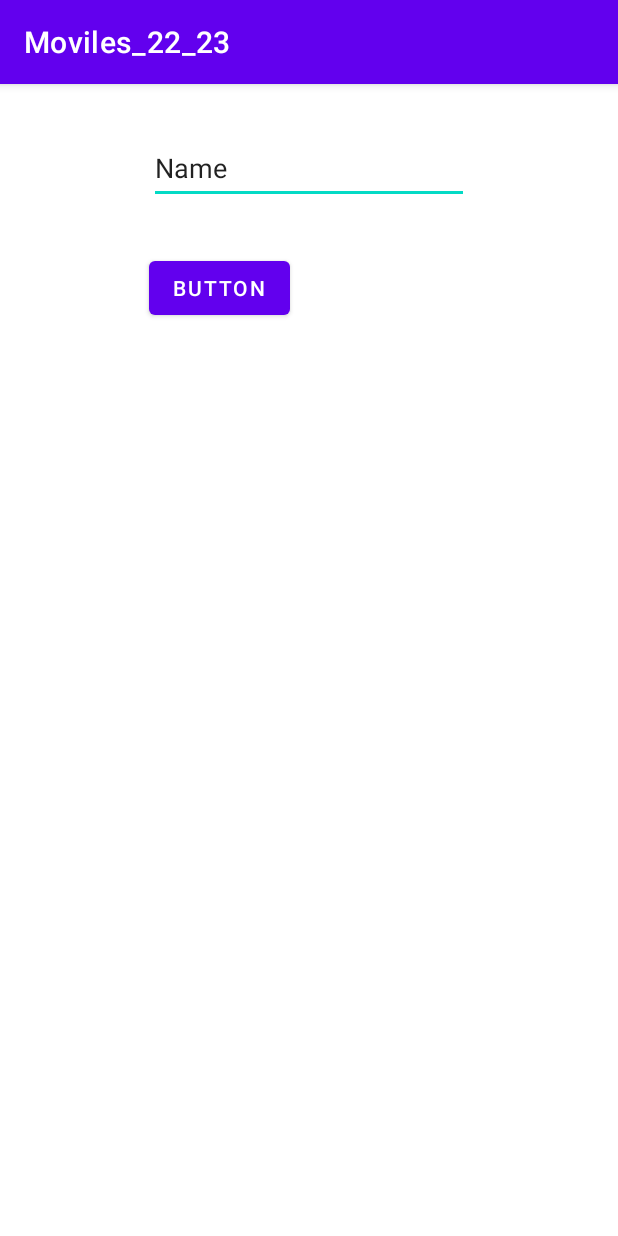
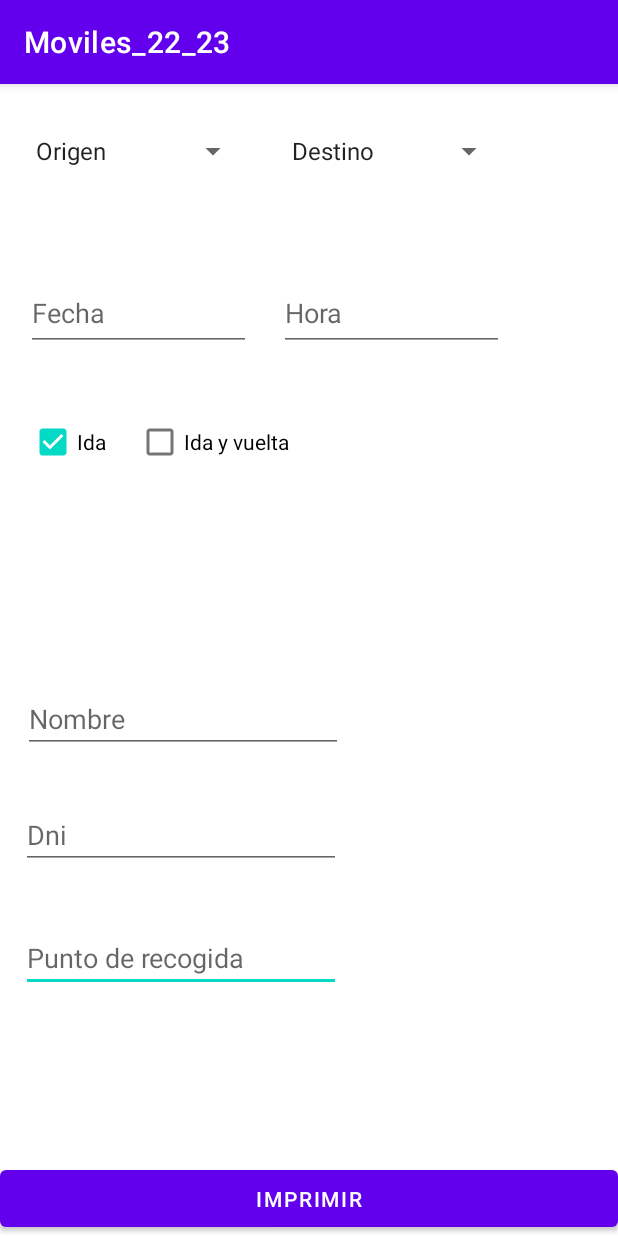
Before and after one commit to Relyak/Moviles22_23, an Android app: the screen it shows after launch (lanzadora before the commit, lanzador_viaje after it), on a phone screen of 412 x 824 dp. Run offline under Robolectric (Android 15) with nearby library versions, the phone set to English and light mode, and no system bars.

Commit message:
21/10/22

```diff
--- /dev/null
+++ b/app/src/main/java/com/example/moviles_22_23/viaje/lanzador_viaje.java
@@ -0,0 +1,201 @@
+package com.example.moviles_22_23.viaje;
+
+import androidx.annotation.RequiresApi;
+import androidx.appcompat.app.AppCompatActivity;
+
+import java.text.DateFormat;
+import java.text.SimpleDateFormat;
+import android.content.Intent;
+import android.os.Build;
+import android.os.Bundle;
+import android.view.View;
+import android.widget.AdapterView;
+import android.widget.ArrayAdapter;
+import android.widget.Button;
+import android.widget.CheckBox;
+import android.widget.EditText;
+import android.widget.Spinner;
+import android.widget.TextView;
+
+import com.example.moviles_22_23.R;
+
+import java.text.SimpleDateFormat;
+import java.util.regex.Matcher;
+import java.util.regex.Pattern;
+
+public class lanzador_viaje extends AppCompatActivity implements View.OnClickListener , AdapterView.OnItemSelectedListener {
+    EditText nombre,dni,recogida,horaIda,horaVuelta,fechaIda,fechaVuelta;
+    Button imprimir;
+    CheckBox ida,ida_vuelta;
+    Spinner origen,destino;
+    TextView ejemplos;
+    String variable_origen,variable_destino;
+    boolean check_origen_destino=false;
+    boolean check_fecha_ida =false;
+    boolean check_dni=false;
+    boolean check_fecha_vuelta =false;
+
+
+
+
+
+    public static String IDENTIFICADOR_RECEPTOR = "CLAVE_PARA_MANDAR_A_RECEPTOR";
+    @Override
+    protected void onCreate(Bundle savedInstanceState) {
+        super.onCreate(savedInstanceState);
+        setContentView(R.layout.activity_lanzador_viaje);
+        //le doy señalo los ID de mi layout, a los que son click les asigno
+        // el clickListener con this para tener un solo metodo para varios clicks
+
+
+
+
+
+
+        //Edit text
+        nombre=findViewById(R.id.nombre);
+        dni=findViewById(R.id.dni);
+        recogida=findViewById(R.id.recogida);
+        horaIda=findViewById(R.id.horaIda);
+        horaVuelta=findViewById(R.id.horaVuelta);
+        fechaIda=findViewById(R.id.fechaIda);
+        fechaVuelta=findViewById(R.id.fechaVuelta);
+
+        //imprimir es mi boton
+        imprimir=findViewById(R.id.imprimir);
+        imprimir.setOnClickListener(this);
+
+
+        //ida y vuelta son los checkbox
+        ida=findViewById(R.id.ida);
+        ida.setOnClickListener(this);
+        ida_vuelta=findViewById(R.id.ida_vuelta);
+        ida_vuelta.setOnClickListener(this);
+        //Spinners
+        origen=findViewById(R.id.origen);
+        origen.setOnItemSelectedListener(this);
+        destino=findViewById(R.id.destino);
+        destino.setOnItemSelectedListener(this);
+
+        //paso los datos del spinner a un array
+        ArrayAdapter <String> datos_origen = new ArrayAdapter<String>(
+                this, android.R.layout.simple_spinner_item,getResources().getStringArray(R.array.CiudadesOrigen));
+       datos_origen.setDropDownViewResource(android.R.layout.simple_spinner_item);
+
+       origen.setAdapter(datos_origen);
+        ArrayAdapter <String> datos_destino = new ArrayAdapter<String>(
+                this, android.R.layout.simple_spinner_item,getResources().getStringArray(R.array.CiudadesDestino));
+        datos_destino.setDropDownViewResource(android.R.layout.simple_spinner_item);
+        destino.setAdapter(datos_destino);
+        ejemplos=findViewById(R.id.ejemplos);
+        ejemplos.setText("");
+        //patern y matcher
+        ida.setChecked(true);
+
+    }
+    @RequiresApi(api = Build.VERSION_CODES.N)
+    @Override
+    public void onClick(View view) {
+        pulsado(view.getId());
+    }
+    private void lanzar(){
+        Intent intento =  new Intent(this, receptor_viaje.class);
+        intento.putExtra(IDENTIFICADOR_RECEPTOR, ("NOMBRE: "+nombre.getText().toString()+"\n"+
+                "DNI: "+dni.getText().toString()+"\n"+
+                "PUNTO DE RECOGIDA: "+recogida.getText().toString()+"\n"+
+                "FECHA DE IDA: "+fechaIda.getText().toString()+"\n"+
+                "HORA DE IDA: "+horaIda.getText().toString())+"\n"+
+                "FECHA DE VUELTA: "+fechaVuelta.getText().toString()+"\n"+
+                "HORA DE VUELTA: "+horaVuelta.getText().toString()+"\n"+
+                "Origen: "+variable_origen+"\n"+
+                "Destino: "+variable_destino);
+        startActivity(intento);
+    }
+
+    @Override
+    public void onItemSelected(AdapterView<?> nombre_random, View view, int i, long l) {
+        SimpleDateFormat formato1=new SimpleDateFormat("DD-MM-YYYY");
+
+        switch (nombre_random.getId()){
+            case R.id.origen:
+                variable_origen=nombre_random.getItemAtPosition(i).toString();
+                break;
+            case R.id.destino:
+                variable_destino=nombre_random.getItemAtPosition(i).toString();
+                break;
+        }
+
+    }
+    @Override
+    public void onNothingSelected(AdapterView<?> adapterView) {
+
+    }
+    @RequiresApi(api = Build.VERSION_CODES.N)
+    public void pulsado(int opcion){
+        Pattern dni_nie_patron = Pattern.compile("^[XYZ]?([0-9]{7,8})([A-Z])$");
+        Matcher comprobar_dni_nie= dni_nie_patron.matcher(dni.getText().toString().toUpperCase());
+        Pattern fecha_patron= Pattern.compile("(^0[1-9]|[12][0-9]|3[01])/(0[1-9]|1[0-2])/(\\d{4}$)");
+        Matcher comprobar_fecha_ida=fecha_patron.matcher(fechaIda.getText().toString());
+        Matcher comprobar_fecha_vuelta=fecha_patron.matcher(fechaVuelta.getText().toString());
+
+        switch (opcion){
+            case R.id.imprimir:
+
+                //comprobar si son iguales el origen y el destino
+                if(variable_destino.equals(variable_origen)||variable_destino.equals("Destino")||variable_origen.equals("Origen")){
+                ejemplos.setText("Origen y destino no pueden ser iguales");
+                }else{
+                    check_origen_destino=true;
+                }
+                //comprobar si el dni funciona
+                if(!comprobar_dni_nie.matches()){
+                    ejemplos.setText("El dni/nie es incorrecto");
+                }else{
+
+                    check_dni=true;
+                }
+                //comprobar si una fecha es valida
+                if(!comprobar_fecha_ida.matches()){
+                    ejemplos.setText("El formato de fecha no es correcto DD/MM/YYYY");
+                }else{
+                    check_fecha_ida =true;
+                }
+                if(ida_vuelta.isChecked()&&!comprobar_fecha_vuelta.matches()){
+                    ejemplos.setText("La fecha de vuelta no es correcta DD/MM/YYYY");
+                }else{
+
+                   /* if(fechaIda.getText().toString()<fechaVuelta.getText().toString()){
+
+                    }else{
+                    check_fecha_vuelta=true;}*/
+
+                    check_fecha_vuelta=true;
+                }
+
+                //si todo es correcto y lanzar
+                if(check_origen_destino&&check_dni&& check_fecha_ida&&check_fecha_vuelta){
+                    lanzar();
+                }
+
+
+
+                break;
+            case R.id.ida:
+                ida_vuelta.setChecked(false);
+                fechaVuelta.setText("");
+                horaVuelta.setText("");
+                fechaVuelta.setVisibility(View.INVISIBLE);
+                horaVuelta.setVisibility(View.INVISIBLE);
+                break;
+            case R.id.ida_vuelta:
+
+                ida.setChecked(false);
+                fechaVuelta.setVisibility(View.VISIBLE);
+                horaVuelta.setVisibility(View.VISIBLE);
+                break;
+
+
+
+        }
+    }
+}
--- /dev/null
+++ b/app/src/main/java/com/example/moviles_22_23/viaje/receptor_viaje.java
@@ -0,0 +1,25 @@
+package com.example.moviles_22_23.viaje;
+
+import androidx.appcompat.app.AppCompatActivity;
+
+import android.annotation.SuppressLint;
+import android.content.Intent;
+import android.os.Bundle;
+import android.widget.TextView;
+
+import com.example.moviles_22_23.R;
+import com.example.moviles_22_23.ejemplo_varias_vistas.lanzadora;
+
+public class receptor_viaje extends AppCompatActivity {
+    TextView datos;
+
+    @Override
+    protected void onCreate(Bundle savedInstanceState) {
+        super.onCreate(savedInstanceState);
+        setContentView(R.layout.activity_receptor_viaje);
+
+        datos = findViewById(R.id.datos);
+        Intent i = getIntent();
+        datos.setText(i.getStringExtra(lanzador_viaje.IDENTIFICADOR_RECEPTOR));
+    }
+}
--- a/app/src/main/java/pruebaGit.java
+++ /dev/null
@@ -1,3 +0,0 @@
-public class pruebaGit {
-    int holaa=1;
-}
--- /dev/null
+++ b/app/src/main/res/layout/activity_lanzador_viaje.xml
@@ -0,0 +1,192 @@
+<?xml version="1.0" encoding="utf-8"?>
+<androidx.constraintlayout.widget.ConstraintLayout xmlns:android="http://schemas.android.com/apk/res/android"
+    xmlns:app="http://schemas.android.com/apk/res-auto"
+    xmlns:tools="http://schemas.android.com/tools"
+
+    android:layout_width="match_parent"
+    android:layout_height="match_parent"
+    android:visibility="visible"
+    tools:context=".viaje.lanzador_viaje">
+
+    <EditText
+        android:id="@+id/recogida"
+        android:layout_width="wrap_content"
+        android:layout_height="wrap_content"
+        android:ems="10"
+        android:inputType="textPersonName"
+        android:hint="Punto de recogida"
+        app:layout_constraintBottom_toBottomOf="parent"
+        app:layout_constraintEnd_toEndOf="parent"
+        app:layout_constraintHorizontal_bias="0.07"
+        app:layout_constraintStart_toStartOf="parent"
+        app:layout_constraintTop_toTopOf="parent"
+        app:layout_constraintVertical_bias="0.775" />
+
+    <EditText
+        android:id="@+id/dni"
+        android:layout_width="wrap_content"
+        android:layout_height="wrap_content"
+        android:ems="10"
+        android:hint="Dni"
+        android:inputType="textPersonName"
+        app:layout_constraintBottom_toBottomOf="parent"
+        app:layout_constraintEnd_toEndOf="parent"
+        app:layout_constraintHorizontal_bias="0.07"
+        app:layout_constraintStart_toStartOf="parent"
+        app:layout_constraintTop_toTopOf="parent"
+        app:layout_constraintVertical_bias="0.661" />
+
+    <EditText
+        android:id="@+id/fechaIda"
+        android:layout_width="150dp"
+        android:layout_height="50dp"
+        android:ems="10"
+        android:hint="Fecha"
+        android:inputType="date"
+        android:minHeight="30dp"
+        app:layout_constraintBottom_toBottomOf="parent"
+        app:layout_constraintEnd_toEndOf="parent"
+        app:layout_constraintHorizontal_bias="0.065"
+        app:layout_constraintStart_toStartOf="parent"
+        app:layout_constraintTop_toTopOf="parent"
+        app:layout_constraintVertical_bias="0.178" />
+
+    <EditText
+        android:id="@+id/horaIda"
+        android:layout_width="150dp"
+        android:layout_height="50dp"
+        android:ems="10"
+        android:hint="Hora"
+        android:inputType="time"
+        android:minHeight="48dp"
+        app:layout_constraintBottom_toBottomOf="parent"
+        app:layout_constraintEnd_toEndOf="parent"
+        app:layout_constraintHorizontal_bias="0.709"
+        app:layout_constraintStart_toStartOf="parent"
+        app:layout_constraintTop_toTopOf="parent"
+        app:layout_constraintVertical_bias="0.178" />
+
+    <CheckBox
+        android:id="@+id/ida_vuelta"
+        android:layout_width="wrap_content"
+        android:layout_height="wrap_content"
+        android:text="Ida y vuelta"
+        app:layout_constraintBottom_toBottomOf="parent"
+        app:layout_constraintEnd_toEndOf="parent"
+        app:layout_constraintHorizontal_bias="0.292"
+        app:layout_constraintStart_toStartOf="parent"
+        app:layout_constraintTop_toTopOf="parent"
+        app:layout_constraintVertical_bias="0.298" />
+
+    <CheckBox
+        android:id="@+id/ida"
+        android:layout_width="wrap_content"
+        android:layout_height="wrap_content"
+        android:text="Ida"
+        app:layout_constraintBottom_toBottomOf="parent"
+        app:layout_constraintEnd_toEndOf="parent"
+        app:layout_constraintHorizontal_bias="0.053"
+        app:layout_constraintStart_toStartOf="parent"
+        app:layout_constraintTop_toTopOf="parent"
+        app:layout_constraintVertical_bias="0.298" />
+
+    <EditText
+        android:id="@+id/fechaVuelta"
+        android:layout_width="150dp"
+        android:layout_height="50dp"
+        android:ems="10"
+        android:hint="Fecha"
+        android:inputType="date"
+        android:minHeight="48dp"
+        android:visibility="invisible"
+        app:layout_constraintBottom_toBottomOf="parent"
+        app:layout_constraintEnd_toEndOf="parent"
+        app:layout_constraintHorizontal_bias="0.065"
+        app:layout_constraintStart_toStartOf="parent"
+        app:layout_constraintTop_toTopOf="parent"
+        app:layout_constraintVertical_bias="0.43" />
+
+    <EditText
+        android:id="@+id/horaVuelta"
+        android:layout_width="150dp"
+        android:layout_height="50dp"
+        android:ems="10"
+        android:hint="Hora"
+        android:inputType="time"
+        android:minHeight="48dp"
+        android:visibility="invisible"
+        app:layout_constraintBottom_toBottomOf="parent"
+        app:layout_constraintEnd_toEndOf="parent"
+        app:layout_constraintHorizontal_bias="0.71"
+        app:layout_constraintStart_toStartOf="parent"
+        app:layout_constraintTop_toTopOf="parent"
+        app:layout_constraintVertical_bias="0.43" />
+
+    <Spinner
+        android:id="@+id/destino"
+        android:layout_width="150dp"
+        android:layout_height="40dp"
+        android:entries="@array/CiudadesDestino"
+        android:minHeight="40dp"
+        app:layout_constraintBottom_toBottomOf="parent"
+        app:layout_constraintEnd_toEndOf="parent"
+        app:layout_constraintHorizontal_bias="0.712"
+        app:layout_constraintStart_toStartOf="parent"
+        app:layout_constraintTop_toTopOf="parent"
+        app:layout_constraintVertical_bias="0.034"
+        tools:ignore="TouchTargetSizeCheck,TouchTargetSizeCheck" />
+
+    <Spinner
+        android:id="@+id/origen"
+        android:layout_width="150dp"
+        android:layout_height="40dp"
+        android:layout_marginStart="16dp"
+        android:entries="@array/CiudadesOrigen"
+
+        android:minHeight="40dp"
+        app:layout_constraintBottom_toBottomOf="parent"
+        app:layout_constraintStart_toStartOf="parent"
+        app:layout_constraintTop_toTopOf="parent"
+        app:layout_constraintVertical_bias="0.034" />
+
+    <Button
+        android:id="@+id/imprimir"
+        android:layout_width="wrap_content"
+        android:layout_height="wrap_content"
+        android:width="1000dp"
+        android:height="50dp"
+        android:text="Imprimir"
+        app:layout_constraintBottom_toBottomOf="parent"
+        app:layout_constraintEnd_toEndOf="parent"
+        app:layout_constraintStart_toStartOf="parent"
+        app:layout_constraintTop_toTopOf="parent"
+        app:layout_constraintVertical_bias="1.0" />
+
+    <EditText
+        android:id="@+id/nombre"
+        android:layout_width="wrap_content"
+        android:layout_height="wrap_content"
+        android:ems="10"
+        android:inputType="textPersonName"
+        android:hint="Nombre"
+        app:layout_constraintBottom_toBottomOf="parent"
+        app:layout_constraintEnd_toEndOf="parent"
+        app:layout_constraintHorizontal_bias="0.076"
+        app:layout_constraintStart_toStartOf="parent"
+        app:layout_constraintTop_toTopOf="parent"
+        app:layout_constraintVertical_bias="0.554" />
+
+    <TextView
+        android:id="@+id/ejemplos"
+        android:layout_width="wrap_content"
+        android:layout_height="wrap_content"
+        android:text="TextView"
+        app:layout_constraintBottom_toBottomOf="parent"
+        app:layout_constraintEnd_toEndOf="parent"
+        app:layout_constraintHorizontal_bias="0.473"
+        app:layout_constraintStart_toStartOf="parent"
+        app:layout_constraintTop_toTopOf="parent"
+        app:layout_constraintVertical_bias="0.875" />
+
+
+</androidx.constraintlayout.widget.ConstraintLayout>
--- /dev/null
+++ b/app/src/main/res/layout/activity_receptor_viaje.xml
@@ -0,0 +1,21 @@
+<?xml version="1.0" encoding="utf-8"?>
+<androidx.constraintlayout.widget.ConstraintLayout xmlns:android="http://schemas.android.com/apk/res/android"
+    xmlns:app="http://schemas.android.com/apk/res-auto"
+    xmlns:tools="http://schemas.android.com/tools"
+
+    android:layout_width="match_parent"
+    android:layout_height="match_parent"
+    tools:context=".viaje.receptor_viaje">
+
+    <TextView
+        android:id="@+id/datos"
+        android:layout_width="wrap_content"
+        android:layout_height="wrap_content"
+        android:text="TextView"
+        app:layout_constraintBottom_toBottomOf="parent"
+        app:layout_constraintEnd_toEndOf="parent"
+        app:layout_constraintHorizontal_bias="0.498"
+        app:layout_constraintStart_toStartOf="parent"
+        app:layout_constraintTop_toTopOf="parent"
+        app:layout_constraintVertical_bias="0.192" />
+</androidx.constraintlayout.widget.ConstraintLayout>
--- a/app/src/main/res/values/strings.xml
+++ b/app/src/main/res/values/strings.xml
@@ -1,3 +1,18 @@
 <resources>
     <string name="app_name">Moviles_22_23</string>
+
+    <string-array name="CiudadesOrigen">
+        <item>Origen</item>
+        <item>Santander</item>
+        <item>Santiago</item>
+        <item>Madrid</item>
+    </string-array>
+    <string-array name="CiudadesDestino">
+        <item>Destino</item>
+        <item>Santander</item>
+        <item>Santiago</item>
+        <item>Madrid</item>
+    </string-array>
+
+
 </resources>
```
Also changed, not shown: app/src/main/AndroidManifest.xml (+21 -8 lines).
